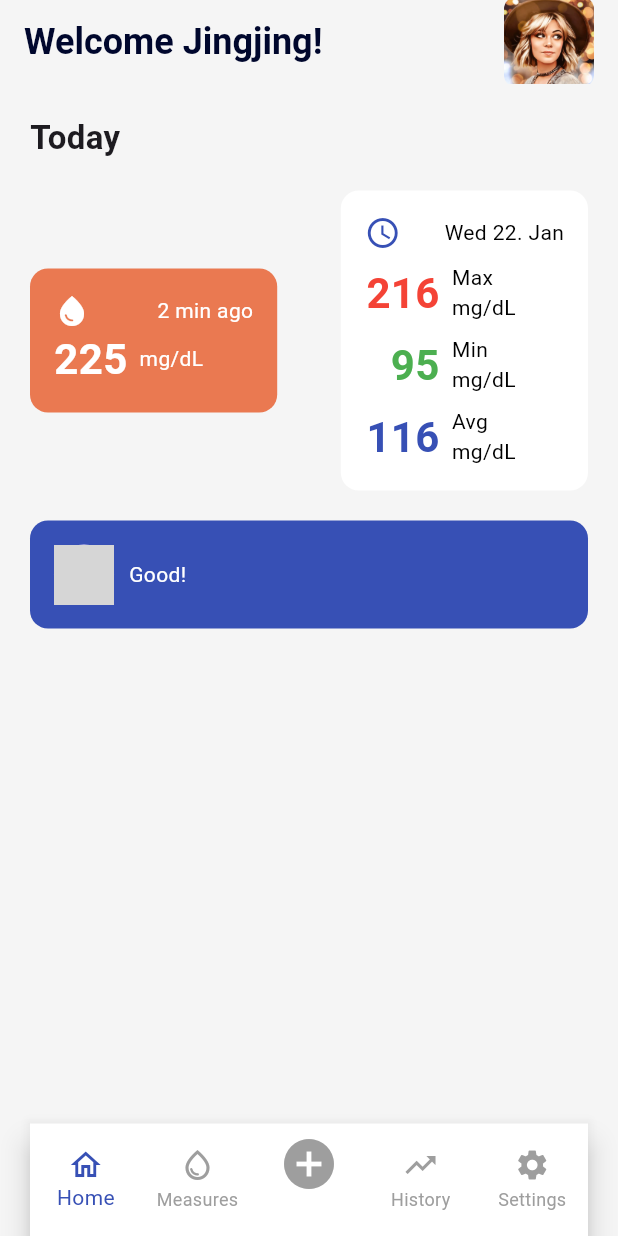
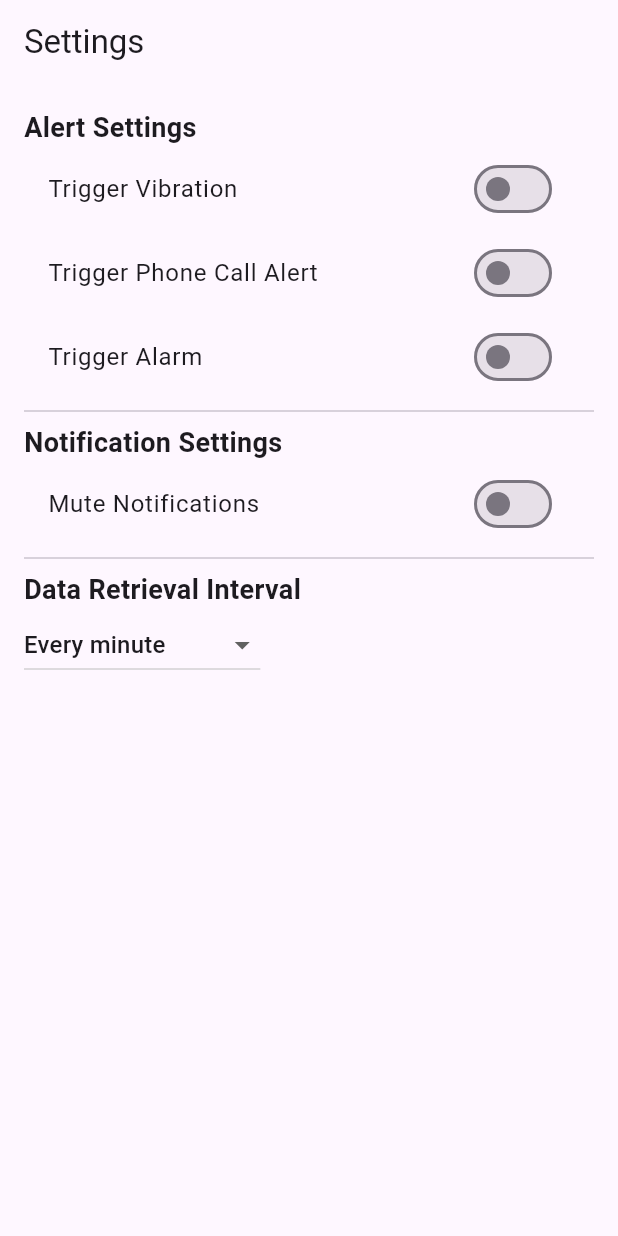
Before and after one commit to jingjingyang0803/GluMon, a Flutter app: the screen it shows after launch, on a phone screen of 412 x 824 dp. Run offline on Flutter 3.47's test engine with Material 3 defaults, Android fonts, the phone set to English and light mode, and no system bars; grey boxes are pictures that could not be loaded.

Commit message:
Add settings page for set intervals and alarms

```diff
--- a/lib/components/user_card.dart
+++ b/lib/components/user_card.dart
@@ -15,7 +15,8 @@ class UserCard extends StatelessWidget {
       ),
       child: Row(
         children: [
-          CircleAvatar(backgroundImage: AssetImage('assets/doctor.jpg')),
+          CircleAvatar(
+              backgroundImage: AssetImage('assets/images/profile.jpg')),
           SizedBox(width: 10),
           Expanded(
             child: Text(
--- a/lib/main.dart
+++ b/lib/main.dart
@@ -1,5 +1,5 @@
 import 'package:flutter/material.dart';
-import 'package:glu_mon/screens/home_screen.dart';
+import 'package:glu_mon/screens/settings_page.dart';
 
 void main() {
   runApp(const MyApp());
@@ -32,7 +32,7 @@ class MyApp extends StatelessWidget {
         colorScheme: ColorScheme.fromSeed(seedColor: Colors.deepPurple),
         useMaterial3: true,
       ),
-      home: const HomeScreen(),
+      home: const SettingsPage(),
     );
   }
 }
--- a/lib/screens/home_screen.dart
+++ b/lib/screens/home_page.dart
@@ -6,8 +6,8 @@ import '../components/bottom_nav_bar.dart';
 import '../components/current_glucose_card.dart';
 import '../components/user_card.dart';
 
-class HomeScreen extends StatelessWidget {
-  const HomeScreen({super.key});
+class HomePage extends StatelessWidget {
+  const HomePage({super.key});
 
   @override
   Widget build(BuildContext context) {
--- /dev/null
+++ b/lib/screens/settings_page.dart
@@ -0,0 +1,122 @@
+import 'package:flutter/material.dart';
+
+class SettingsPage extends StatefulWidget {
+  const SettingsPage({super.key});
+
+  @override
+  SettingsPageState createState() => SettingsPageState();
+}
+
+class SettingsPageState extends State<SettingsPage> {
+  bool enableVibration = false;
+  bool enableCallAlert = false;
+  bool enableAlarm = false;
+  bool muteNotifications = false;
+  Duration muteDuration = Duration(minutes: 30);
+  String selectedInterval = 'Every minute';
+  TextEditingController customIntervalController = TextEditingController();
+
+  @override
+  Widget build(BuildContext context) {
+    return Scaffold(
+      appBar: AppBar(title: Text('Settings')),
+      body: Padding(
+        padding: EdgeInsets.all(16.0),
+        child: Column(
+          crossAxisAlignment: CrossAxisAlignment.start,
+          children: [
+            Text('Alert Settings',
+                style: TextStyle(fontSize: 18, fontWeight: FontWeight.bold)),
+            SwitchListTile(
+              title: Text('Trigger Vibration'),
+              value: enableVibration,
+              onChanged: (value) {
+                setState(() {
+                  enableVibration = value;
+                });
+              },
+            ),
+            SwitchListTile(
+              title: Text('Trigger Phone Call Alert'),
+              value: enableCallAlert,
+              onChanged: (value) {
+                setState(() {
+                  enableCallAlert = value;
+                });
+              },
+            ),
+            SwitchListTile(
+              title: Text('Trigger Alarm'),
+              value: enableAlarm,
+              onChanged: (value) {
+                setState(() {
+                  enableAlarm = value;
+                });
+              },
+            ),
+            Divider(),
+            Text('Notification Settings',
+                style: TextStyle(fontSize: 18, fontWeight: FontWeight.bold)),
+            SwitchListTile(
+              title: Text('Mute Notifications'),
+              value: muteNotifications,
+              onChanged: (value) {
+                setState(() {
+                  muteNotifications = value;
+                });
+              },
+            ),
+            if (muteNotifications)
+              DropdownButton<Duration>(
+                value: muteDuration,
+                onChanged: (Duration? newValue) {
+                  if (newValue != null) {
+                    setState(() {
+                      muteDuration = newValue;
+                    });
+                  }
+                },
+                items: [
+                  DropdownMenuItem(
+                      value: Duration(minutes: 30), child: Text('30 minutes')),
+                  DropdownMenuItem(
+                      value: Duration(hours: 1), child: Text('1 hour')),
+                  DropdownMenuItem(
+                      value: Duration(hours: 2), child: Text('2 hours')),
+                ],
+              ),
+            Divider(),
+            Text('Data Retrieval Interval',
+                style: TextStyle(fontSize: 18, fontWeight: FontWeight.bold)),
+            DropdownButton<String>(
+              value: selectedInterval,
+              onChanged: (String? newValue) {
+                if (newValue != null) {
+                  setState(() {
+                    selectedInterval = newValue;
+                  });
+                }
+              },
+              items: [
+                DropdownMenuItem(
+                    value: 'Every minute', child: Text('Every minute')),
+                DropdownMenuItem(
+                    value: 'Every five minutes',
+                    child: Text('Every five minutes')),
+                DropdownMenuItem(
+                    value: 'Custom', child: Text('Custom Interval')),
+              ],
+            ),
+            if (selectedInterval == 'Custom')
+              TextField(
+                controller: customIntervalController,
+                keyboardType: TextInputType.number,
+                decoration:
+                    InputDecoration(labelText: 'Enter interval in minutes'),
+              ),
+          ],
+        ),
+      ),
+    );
+  }
+}
```
